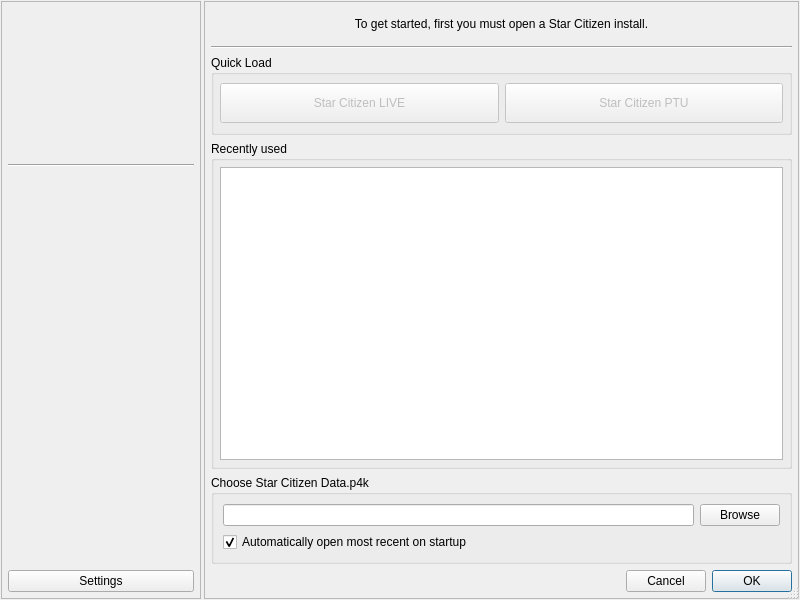
First picture: the form in starfab/resources/ui/RunDialog.ui, repository summerkirakira/StarFabNeo, before the edit.
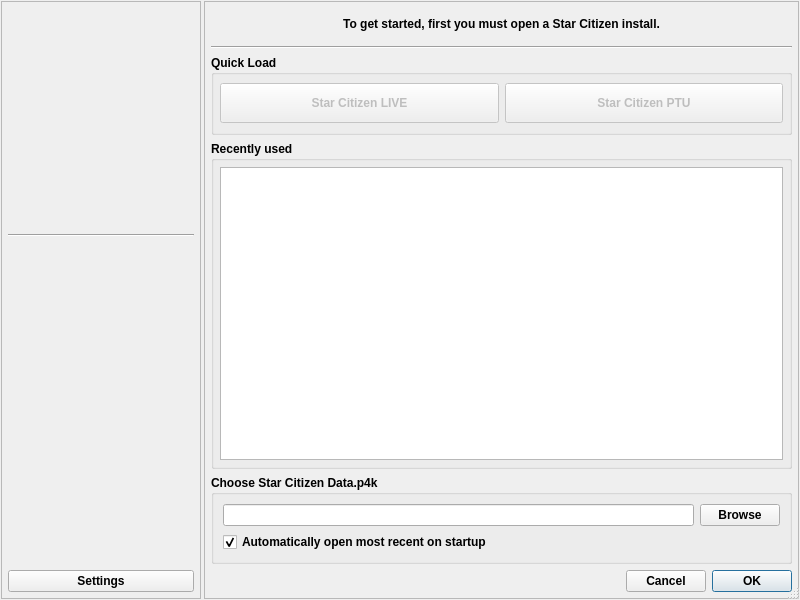
Second picture: the form after the edit. Icons and pictures are not drawn.

Diff of the .ui file:
```diff
--- a/starfab/resources/ui/RunDialog.ui
+++ b/starfab/resources/ui/RunDialog.ui
@@ -25,6 +25,13 @@
     <height>600</height>
    </size>
   </property>
+  <property name="font">
+   <font>
+    <family>System</family>
+    <pointsize>9</pointsize>
+    <bold>true</bold>
+   </font>
+  </property>
   <property name="windowTitle">
    <string>StarFab Launcher</string>
   </property>
@@ -98,28 +105,31 @@
         <property name="minimumSize">
          <size>
           <width>0</width>
-          <height>150</height>
+          <height>220</height>
          </size>
         </property>
         <property name="maximumSize">
          <size>
           <width>16777215</width>
-          <height>150</height>
+          <height>220</height>
          </size>
         </property>
         <layout class="QHBoxLayout" name="horizontalLayout_3">
+         <property name="topMargin">
+          <number>0</number>
+         </property>
          <item>
           <widget class="QLabel" name="label_PixLogo">
            <property name="minimumSize">
             <size>
              <width>150</width>
-             <height>150</height>
+             <height>200</height>
             </size>
            </property>
            <property name="maximumSize">
             <size>
              <width>150</width>
-             <height>150</height>
+             <height>200</height>
             </size>
            </property>
            <property name="autoFillBackground">
@@ -135,7 +145,7 @@
             <bool>true</bool>
            </property>
            <property name="alignment">
-            <set>Qt::AlignHCenter|Qt::AlignTop</set>
+            <set>Qt::AlignCenter</set>
            </property>
           </widget>
          </item>
```
Left out of the diff: 2 changed lines with no effect on the pictures.
